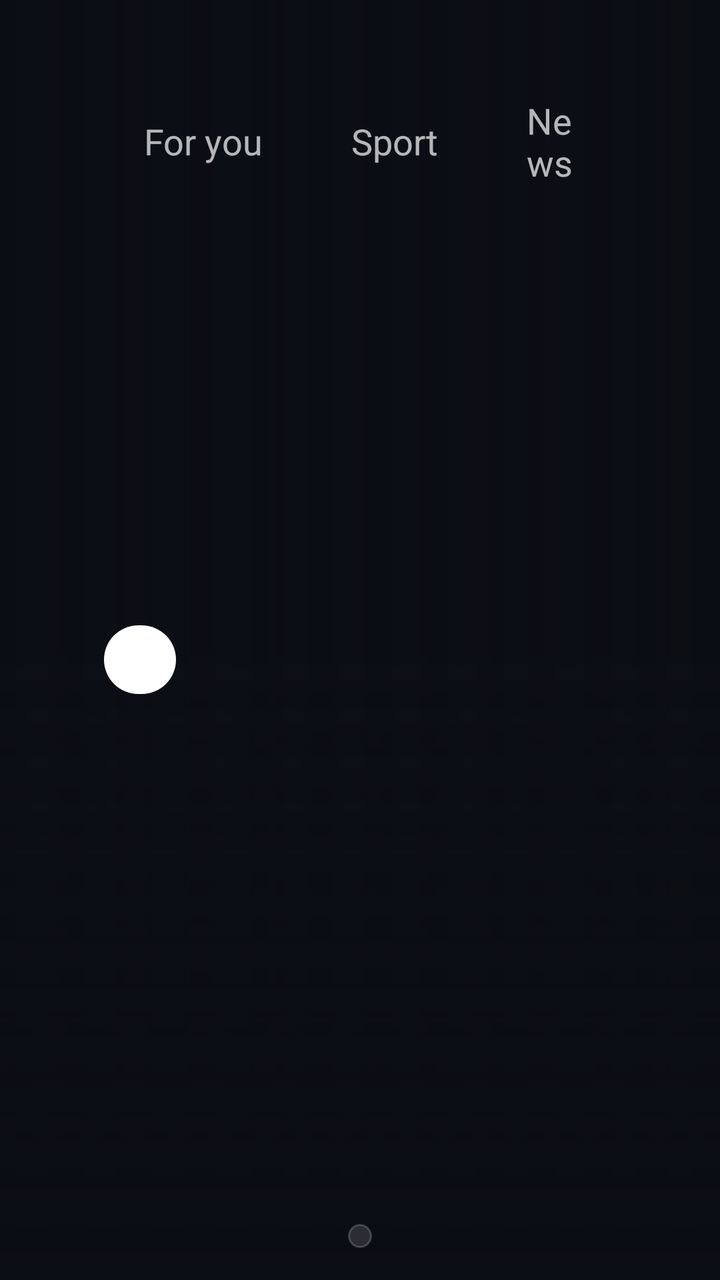
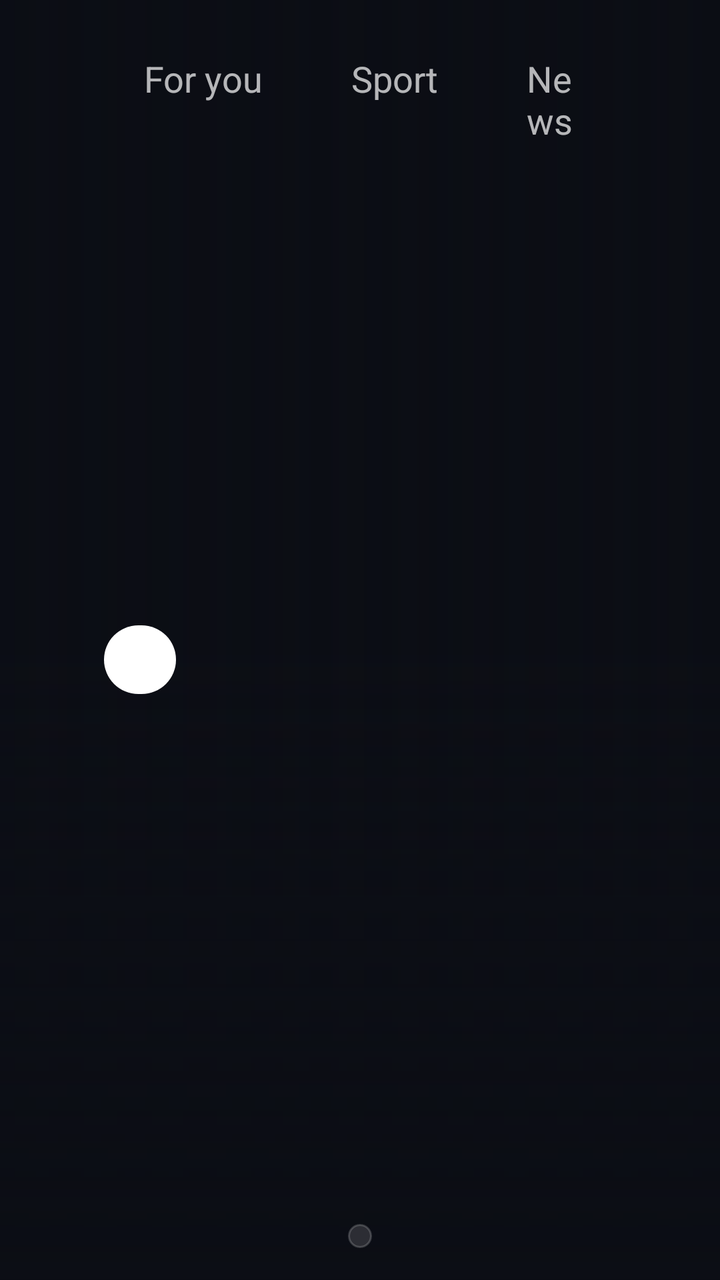

Screens rendered from an Android XML layout before and after an edit, with the pre-edit source and the edit as a unified diff.
<!-- AndroidManifest.xml: application theme ClaudeTheme -->
<!-- res/layout/activity_main.xml -->
<?xml version="1.0" encoding="utf-8"?>
<FrameLayout xmlns:android="http://schemas.android.com/apk/res/android"
    android:id="@+id/root" android:layout_width="match_parent" android:layout_height="match_parent">

    
    <ImageView android:id="@+id/backA" android:layout_width="match_parent" android:layout_height="match_parent" android:scaleType="centerCrop" android:alpha="0" />
    <ImageView android:id="@+id/backB" android:layout_width="match_parent" android:layout_height="match_parent" android:scaleType="centerCrop" android:alpha="0" />
    <View android:id="@+id/tintA" android:layout_width="match_parent" android:layout_height="match_parent" />
    <View android:id="@+id/tintB" android:layout_width="match_parent" android:layout_height="match_parent" android:alpha="0" />
    <View android:id="@+id/scrimL" android:layout_width="match_parent" android:layout_height="match_parent" android:background="@drawable/scrim_left" />
    <View android:id="@+id/scrimB" android:layout_width="match_parent" android:layout_height="320dp" android:layout_gravity="bottom" android:background="@drawable/scrim_bottom" />

    <LinearLayout android:layout_width="match_parent" android:layout_height="match_parent" android:orientation="vertical"
        android:paddingLeft="52dp" android:paddingRight="52dp" android:paddingTop="20dp">

        
        <LinearLayout android:layout_width="match_parent" android:layout_height="wrap_content" android:orientation="horizontal" android:gravity="center_vertical">
            <TextView android:id="@+id/tabForYou" style="@style/Tab" android:text="For you" android:nextFocusDown="@+id/heroRow" />
            <TextView android:id="@+id/tabFootball" style="@style/Tab" android:text="Sport" android:layout_marginLeft="4dp" />
            <TextView android:id="@+id/tabNews" style="@style/Tab" android:text="News" android:layout_marginLeft="4dp" />
            <TextView android:id="@+id/tabApps" style="@style/Tab" android:text="Apps" android:layout_marginLeft="4dp" />
            <View android:layout_width="0dp" android:layout_weight="1" android:layout_height="1dp" />
            <TextView android:id="@+id/greeting" android:layout_width="wrap_content" android:layout_height="wrap_content" android:textSize="16sp" android:textColor="#B3FFFFFF" android:layout_marginRight="16dp" />
            <TextView android:id="@+id/clock" android:layout_width="wrap_content" android:layout_height="wrap_content" android:textSize="22sp" android:textColor="#FFFFFFFF" android:layout_marginRight="10dp" />
            <TextView android:id="@+id/gear" style="@style/Tab" android:text="⚙" android:textSize="20sp" android:paddingLeft="14dp" android:paddingRight="14dp" android:contentDescription="Settings" />
        </LinearLayout>

        <FrameLayout android:layout_width="match_parent" android:layout_height="0dp" android:layout_weight="1">

            
            <LinearLayout android:id="@+id/pageForYou" android:layout_width="match_parent" android:layout_height="match_parent" android:orientation="vertical">
                <LinearLayout android:id="@+id/heroText" android:layout_width="560dp" android:layout_height="wrap_content" android:orientation="vertical" android:layout_marginTop="22dp">
                    <TextView android:id="@+id/heroEyebrow" android:layout_width="wrap_content" android:layout_height="wrap_content" android:textSize="13sp" android:textColor="#FF9FC1FF" android:letterSpacing="0.15" android:textAllCaps="true" />
                    <TextView android:id="@+id/heroTitle" android:layout_width="match_parent" android:layout_height="104dp" android:layout_marginTop="6dp" android:textSize="44sp" android:textColor="#FFFFFFFF" android:maxLines="2" android:lineSpacingMultiplier="0.92" android:autoSizeTextType="uniform" android:autoSizeMinTextSize="26sp" android:autoSizeMaxTextSize="44sp" android:gravity="center_vertical" />
                    <TextView android:id="@+id/heroSub" android:layout_width="match_parent" android:layout_height="wrap_content" android:layout_marginTop="6dp" android:textSize="16sp" android:textColor="#C8FFFFFF" android:maxLines="2" android:ellipsize="end" />
                    <TextView android:id="@+id/heroAction" android:layout_width="wrap_content" android:layout_height="wrap_content" android:layout_marginTop="14dp" android:background="@drawable/pill_white" android:paddingLeft="18dp" android:paddingRight="18dp" android:paddingTop="7dp" android:paddingBottom="7dp" android:textSize="15sp" android:textColor="#FF0B0D14" />
                </LinearLayout>
                <View android:layout_width="1dp" android:layout_height="0dp" android:layout_weight="1" />
                <HorizontalScrollView android:id="@+id/heroScroll" android:layout_width="match_parent" android:layout_height="wrap_content" android:scrollbars="none" android:clipToPadding="false" android:clipChildren="false" android:paddingTop="12dp" android:paddingBottom="12dp" android:paddingLeft="6dp">
                    <LinearLayout android:id="@+id/heroRow" android:layout_width="wrap_content" android:layout_height="wrap_content" android:orientation="horizontal" android:clipChildren="false" />
                </HorizontalScrollView>
            </LinearLayout>

            
            <LinearLayout android:id="@+id/pageFootball" android:layout_width="match_parent" android:layout_height="match_parent" android:orientation="vertical" android:gravity="center_vertical" android:visibility="gone">
                <TextView android:id="@+id/footballTitle2" android:layout_width="wrap_content" android:layout_height="wrap_content" android:text="Sport" android:textSize="14sp" android:textColor="#B3FFFFFF" />
                <HorizontalScrollView android:id="@+id/footballScroll2" android:layout_width="match_parent" android:layout_height="wrap_content" android:layout_marginTop="8dp" android:scrollbars="none" android:clipToPadding="false" android:paddingTop="10dp" android:paddingBottom="10dp" android:paddingLeft="6dp" android:clipChildren="false">
                    <LinearLayout android:id="@+id/footballRow2" android:layout_width="wrap_content" android:layout_height="wrap_content" android:orientation="horizontal" android:clipChildren="false" />
                </HorizontalScrollView>
                <TextView android:id="@+id/footballNote" android:layout_width="wrap_content" android:layout_height="wrap_content" android:layout_marginTop="12dp" android:textSize="13sp" android:textColor="#99FFFFFF" android:text="Football and men's cricket. New list every morning at 06:46." />
            </LinearLayout>

            
            <LinearLayout android:id="@+id/pageNews" android:layout_width="match_parent" android:layout_height="match_parent" android:orientation="vertical" android:visibility="gone">
                <TextView android:id="@+id/newsEyebrow" android:layout_width="wrap_content" android:layout_height="wrap_content" android:layout_marginTop="34dp" android:textSize="13sp" android:textColor="#FF9FC1FF" android:letterSpacing="0.15" android:textAllCaps="true" android:text="Top stories" />
                <TextView android:id="@+id/newsTitle" android:layout_width="wrap_content" android:layout_height="wrap_content" android:layout_marginTop="6dp" android:textSize="40sp" android:textColor="#FFFFFFFF" android:text="Today in three stories" />
                <View android:layout_width="1dp" android:layout_height="0dp" android:layout_weight="1" />
                <HorizontalScrollView android:layout_width="match_parent" android:layout_height="wrap_content" android:scrollbars="none" android:clipToPadding="false" android:clipChildren="false" android:paddingTop="12dp" android:paddingBottom="12dp" android:paddingLeft="6dp">
                    <LinearLayout android:id="@+id/newsRow" android:layout_width="wrap_content" android:layout_height="wrap_content" android:orientation="horizontal" android:clipChildren="false" />
                </HorizontalScrollView>
                <TextView android:id="@+id/newsNote" android:layout_width="wrap_content" android:layout_height="wrap_content" android:layout_marginTop="4dp" android:textSize="13sp" android:textColor="#99FFFFFF" android:text="New stories every morning at 06:46. OK on a story opens the Lounge to ask about it." />
            </LinearLayout>

            
            <GridView android:id="@+id/grid" android:layout_width="match_parent" android:layout_height="match_parent" android:visibility="gone"
                android:numColumns="7" android:horizontalSpacing="10dp" android:verticalSpacing="10dp" android:clipToPadding="false" android:paddingTop="16dp" android:paddingBottom="24dp" android:listSelector="@android:color/transparent" />
        </FrameLayout>

        
        <HorizontalScrollView android:id="@+id/dockScroll" android:layout_width="wrap_content" android:layout_height="wrap_content" android:layout_gravity="center_horizontal"
            android:layout_marginTop="6dp" android:layout_marginBottom="16dp" android:scrollbars="none" android:background="@drawable/dock_bar" android:padding="6dp" android:clipToPadding="false" android:clipChildren="false">
            <LinearLayout android:id="@+id/dockRow" android:layout_width="wrap_content" android:layout_height="wrap_content" android:orientation="horizontal" android:clipChildren="false" />
        </HorizontalScrollView>
    </LinearLayout>

    
    <LinearLayout android:id="@+id/alert" android:layout_width="wrap_content" android:layout_height="wrap_content" android:layout_gravity="top|right"
        android:layout_marginTop="68dp" android:layout_marginRight="52dp" android:orientation="horizontal" android:gravity="center_vertical"
        android:background="@drawable/banner_glass" android:paddingLeft="16dp" android:paddingRight="16dp" android:paddingTop="8dp" android:paddingBottom="8dp"
        android:focusable="true" android:focusableInTouchMode="true" android:visibility="gone">
        <TextView android:id="@+id/alertText" android:layout_width="wrap_content" android:layout_height="wrap_content" android:textSize="15sp" android:textColor="#FF0B0D14" />
        <TextView android:id="@+id/alertHint" android:layout_width="wrap_content" android:layout_height="wrap_content" android:layout_marginLeft="10dp" android:textSize="12sp" android:textColor="#990B0D14" android:text="OK to open" />
    </LinearLayout>

    
    <FrameLayout android:id="@+id/ambient" android:layout_width="match_parent" android:layout_height="match_parent" android:visibility="gone" android:background="#FF0B0D14" android:focusable="true" android:focusableInTouchMode="true">
        <ImageView android:id="@+id/ambBack" android:layout_width="match_parent" android:layout_height="match_parent" android:scaleType="centerCrop" />
        <View android:layout_width="match_parent" android:layout_height="match_parent" android:background="@drawable/scrim_bottom" />
        <LinearLayout android:layout_width="wrap_content" android:layout_height="wrap_content" android:layout_gravity="bottom|left" android:orientation="vertical" android:layout_marginLeft="60dp" android:layout_marginBottom="48dp">
            <TextView android:id="@+id/ambClock" android:layout_width="wrap_content" android:layout_height="wrap_content" android:textSize="96sp" android:textColor="#FFFFFFFF" />
            <TextView android:id="@+id/ambDate" android:layout_width="wrap_content" android:layout_height="wrap_content" android:textSize="20sp" android:textColor="#D9FFFFFF" />
            <TextView android:id="@+id/ambNext" android:layout_width="wrap_content" android:layout_height="wrap_content" android:layout_marginTop="18dp" android:textSize="18sp" android:textColor="#FFFFFFFF" />
            <TextView android:id="@+id/ambCal" android:layout_width="wrap_content" android:layout_height="wrap_content" android:layout_marginTop="6dp" android:textSize="18sp" android:textColor="#D9FFFFFF" android:visibility="gone" />
        </LinearLayout>
        <TextView android:id="@+id/ambWeather" android:shadowColor="#CC000000" android:shadowRadius="18" android:shadowDy="2" android:layout_width="wrap_content" android:layout_height="wrap_content" android:layout_gravity="top|right" android:layout_marginTop="36dp" android:layout_marginRight="60dp" android:textSize="28sp" android:textColor="#FFFFFFFF" />
        <TextView android:id="@+id/ambCredit" android:shadowColor="#99000000" android:shadowRadius="8" android:layout_width="wrap_content" android:layout_height="wrap_content" android:layout_gravity="bottom|right" android:layout_marginRight="60dp" android:layout_marginBottom="52dp" android:maxWidth="360dp" android:gravity="right" android:textSize="12sp" android:textColor="#99FFFFFF" />
    </FrameLayout>
</FrameLayout>
<!-- resources referenced by this layout -->
<resources>
  <!-- drawable banner_glass (drawable) -->
  <?xml version="1.0" encoding="utf-8"?>
  <selector xmlns:android="http://schemas.android.com/apk/res/android">
      <item android:state_focused="true"><shape android:shape="rectangle"><solid android:color="#FFFFFFFF" /><corners android:radius="22dp" /></shape></item>
      <item><shape android:shape="rectangle"><solid android:color="#E6FF5A5F" /><corners android:radius="22dp" /></shape></item>
  </selector>
  <!-- drawable dock_bar (drawable) -->
  <?xml version="1.0" encoding="utf-8"?>
  <shape xmlns:android="http://schemas.android.com/apk/res/android" android:shape="rectangle"><solid android:color="#22FFFFFF" /><stroke android:width="1dp" android:color="#2EFFFFFF" /><corners android:radius="26dp" /></shape>
  <!-- drawable pill_white (drawable) -->
  <?xml version="1.0" encoding="utf-8"?>
  <shape xmlns:android="http://schemas.android.com/apk/res/android" android:shape="rectangle"><solid android:color="#FFFFFFFF" /><corners android:radius="22dp" /></shape>
  <!-- drawable scrim_bottom (drawable) -->
  <?xml version="1.0" encoding="utf-8"?>
  <shape xmlns:android="http://schemas.android.com/apk/res/android" android:shape="rectangle">
      <gradient android:angle="90" android:startColor="#FF0B0D14" android:centerY="0.35" android:centerColor="#B00B0D14" android:endColor="#000B0D14" />
  </shape>
  <!-- drawable scrim_left (drawable) -->
  <?xml version="1.0" encoding="utf-8"?>
  <shape xmlns:android="http://schemas.android.com/apk/res/android" android:shape="rectangle">
      <gradient android:angle="0" android:startColor="#F00B0D14" android:centerX="0.38" android:centerColor="#A00B0D14" android:endColor="#000B0D14" />
  </shape>
  <style name="Tab">
          <item name="android:layout_width">wrap_content</item>
          <item name="android:layout_height">wrap_content</item>
          <item name="android:textSize">18sp</item>
          <item name="android:textColor">@color/tab_text</item>
          <item name="android:background">@drawable/tab_glass</item>
          <item name="android:paddingLeft">20dp</item>
          <item name="android:paddingRight">20dp</item>
          <item name="android:paddingTop">7dp</item>
          <item name="android:paddingBottom">7dp</item>
          <item name="android:focusable">true</item>
          <item name="android:focusableInTouchMode">true</item>
      </style>
  <style name="ClaudeTheme" parent="@android:style/Theme.DeviceDefault.NoActionBar.Fullscreen">
          <item name="android:windowBackground">@color/bgA</item>
          <item name="android:colorBackground">@color/bg</item>
          <item name="android:textColor">@color/text</item>
      </style>
  <!-- drawable tab_glass (drawable) -->
  <?xml version="1.0" encoding="utf-8"?>
  <selector xmlns:android="http://schemas.android.com/apk/res/android">
      <item android:state_focused="true"><shape android:shape="rectangle"><solid android:color="#FFFFFFFF" /><corners android:radius="22dp" /></shape></item>
      <item android:state_selected="true"><shape android:shape="rectangle"><solid android:color="#30FFFFFF" /><corners android:radius="22dp" /></shape></item>
      <item><shape android:shape="rectangle"><solid android:color="#00000000" /><corners android:radius="22dp" /></shape></item>
  </selector>
  <color name="bgA">#0B0D14</color>
  <color name="bg">#1A1917</color>
  <color name="text">#F4F3EE</color>
</resources>

<!-- the commit's change to res/layout/activity_main.xml (unified diff, before → after) -->
@@ -15,10 +15,15 @@
 
         
         <LinearLayout android:layout_width="match_parent" android:layout_height="wrap_content" android:orientation="horizontal" android:gravity="center_vertical">
-            <TextView android:id="@+id/tabForYou" style="@style/Tab" android:text="For you" android:nextFocusDown="@+id/heroRow" />
-            <TextView android:id="@+id/tabFootball" style="@style/Tab" android:text="Sport" android:layout_marginLeft="4dp" />
-            <TextView android:id="@+id/tabNews" style="@style/Tab" android:text="News" android:layout_marginLeft="4dp" />
-            <TextView android:id="@+id/tabApps" style="@style/Tab" android:text="Apps" android:layout_marginLeft="4dp" />
+            <FrameLayout android:id="@+id/tabsWrap" android:layout_width="wrap_content" android:layout_height="wrap_content">
+                <View android:id="@+id/tabPill" android:layout_width="0dp" android:layout_height="0dp" android:background="@drawable/pill_glass" android:visibility="invisible" />
+                <LinearLayout android:layout_width="wrap_content" android:layout_height="wrap_content" android:orientation="horizontal">
+                    <TextView android:id="@+id/tabForYou" style="@style/Tab" android:text="For you" android:nextFocusDown="@+id/heroRow" />
+                    <TextView android:id="@+id/tabFootball" style="@style/Tab" android:text="Sport" android:layout_marginLeft="4dp" />
+                    <TextView android:id="@+id/tabNews" style="@style/Tab" android:text="News" android:layout_marginLeft="4dp" />
+                    <TextView android:id="@+id/tabApps" style="@style/Tab" android:text="Apps" android:layout_marginLeft="4dp" />
+                </LinearLayout>
+            </FrameLayout>
             <View android:layout_width="0dp" android:layout_weight="1" android:layout_height="1dp" />
             <TextView android:id="@+id/greeting" android:layout_width="wrap_content" android:layout_height="wrap_content" android:textSize="16sp" android:textColor="#B3FFFFFF" android:layout_marginRight="16dp" />
             <TextView android:id="@+id/clock" android:layout_width="wrap_content" android:layout_height="wrap_content" android:textSize="22sp" android:textColor="#FFFFFFFF" android:layout_marginRight="10dp" />
<!-- resource entries referenced after the edit -->
@@ -9,6 +9,9 @@
   <!-- drawable dock_bar (drawable) -->
   <?xml version="1.0" encoding="utf-8"?>
   <shape xmlns:android="http://schemas.android.com/apk/res/android" android:shape="rectangle"><solid android:color="#22FFFFFF" /><stroke android:width="1dp" android:color="#2EFFFFFF" /><corners android:radius="26dp" /></shape>
+  <!-- drawable pill_glass (drawable) -->
+  <?xml version="1.0" encoding="utf-8"?>
+  <shape xmlns:android="http://schemas.android.com/apk/res/android" android:shape="rectangle"><solid android:color="#30FFFFFF" /><corners android:radius="22dp" /></shape>
   <!-- drawable pill_white (drawable) -->
   <?xml version="1.0" encoding="utf-8"?>
   <shape xmlns:android="http://schemas.android.com/apk/res/android" android:shape="rectangle"><solid android:color="#FFFFFFFF" /><corners android:radius="22dp" /></shape>
@@ -44,8 +47,7 @@
   <?xml version="1.0" encoding="utf-8"?>
   <selector xmlns:android="http://schemas.android.com/apk/res/android">
       <item android:state_focused="true"><shape android:shape="rectangle"><solid android:color="#FFFFFFFF" /><corners android:radius="22dp" /></shape></item>
-      <item android:state_selected="true"><shape android:shape="rectangle"><solid android:color="#30FFFFFF" /><corners android:radius="22dp" /></shape></item>
-      <item><shape android:shape="rectangle"><solid android:color="#00000000" /><corners android:radius="22dp" /></shape></item>
+          <item><shape android:shape="rectangle"><solid android:color="#00000000" /><corners android:radius="22dp" /></shape></item>
   </selector>
   <color name="bgA">#0B0D14</color>
   <color name="bg">#1A1917</color>
